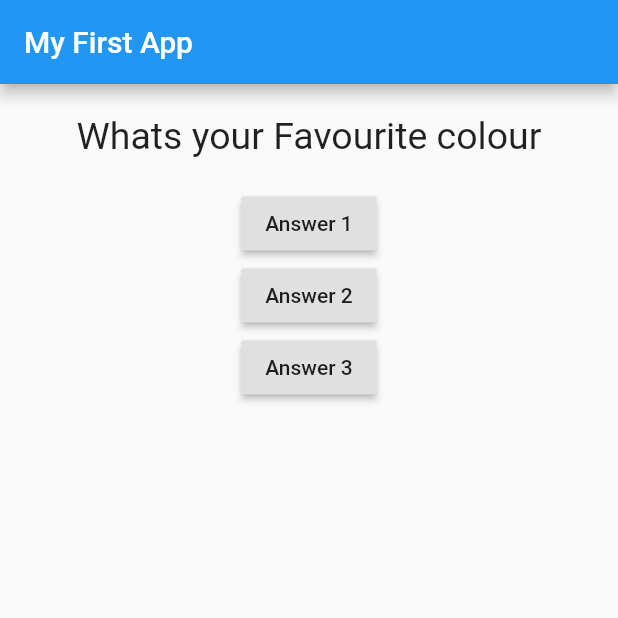
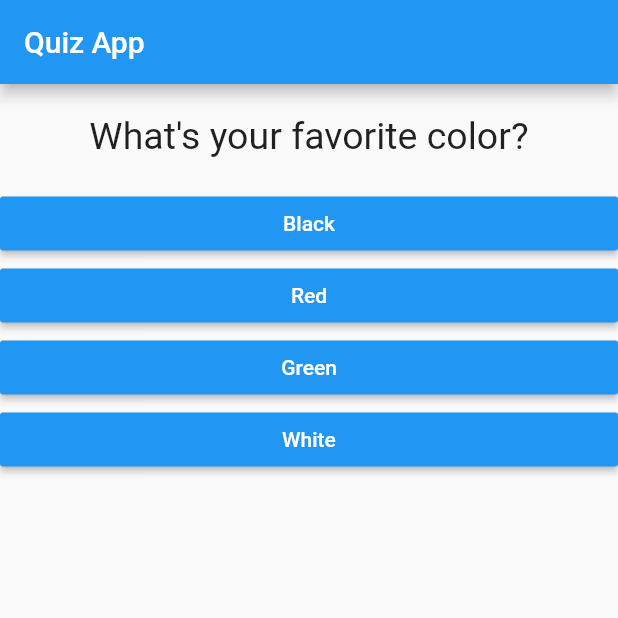
Before and after one commit to shadirvan/simple_quiz_app-flutter, a Flutter app: the screen it shows after launch, on a phone screen of 412 x 824 dp, the top half of it. Run offline on Flutter 3.47's test engine with Material 2 defaults, Android fonts, the phone set to English and light mode, and no system bars.

Commit message:
made a lot of changes
made button functions, seperated widgets, add styles to app, score system,etc

```diff
--- /dev/null
+++ b/lib/answer.dart
@@ -0,0 +1,19 @@
+import 'package:flutter/material.dart';
+
+class Answer extends StatelessWidget {
+  final Function selectHandler;
+  final String answerText;
+  Answer(this.selectHandler, this.answerText);
+  @override
+  Widget build(BuildContext context) {
+    return Container(
+      width: double.infinity,
+      child: RaisedButton(
+        textColor: Colors.white,
+        color: Colors.blue,
+        child: Text(answerText),
+        onPressed: selectHandler,
+      ),
+    );
+  }
+}
--- a/lib/main.dart
+++ b/lib/main.dart
@@ -1,48 +1,88 @@
+import 'package:first_app/result.dart';
 import 'package:flutter/material.dart';
 import './question.dart';
+import './answer.dart';
+import './quiz.dart';
+import 'result.dart';
+
 void main() => runApp(MyApp());
 
 class MyApp extends StatefulWidget {
   @override
   State<StatefulWidget> createState() {
-    // TODO: implement createState
     return _MyAppState();
   }
 }
-class _MyAppState extends State<MyApp>{
+
+class _MyAppState extends State<MyApp> {
+  final _questions = const [
+    {
+      'questionText': 'What\'s your favorite color?',
+      'answers': [
+        {'text': 'Black', 'score': 10},
+        {'text': 'Red', 'score': 5},
+        {'text': 'Green', 'score': 3},
+        {'text': 'White', 'score': 1},
+      ],
+    },
+    {
+      'questionText': 'What\'s your favorite animal?',
+      'answers': [
+        {'text': 'Rabbit', 'score': 3},
+        {'text': 'Snake', 'score': 11},
+        {'text': 'Elephant', 'score': 5},
+        {'text': 'Lion', 'score': 9},
+      ],
+    },
+    {
+      'questionText': 'Who\'s your favorite instructor?',
+      'answers': [
+        {'text': 'Max', 'score': 1},
+        {'text': 'Max', 'score': 1},
+        {'text': 'Max', 'score': 1},
+        {'text': 'Max', 'score': 1},
+      ],
+    },
+  ];
   var _questionIndex = 0;
-  void _answerQuestion(){
+  var _totalScore = 0;
+
+  void _resetQuiz() {
+    setState(() {
+      _questionIndex = 0;
+      _totalScore = 0;
+    });
+  }
+
+  void _answerQuestion(int score) {
+    _totalScore += score;
+
     setState(() {
       _questionIndex += 1;
     });
-    print("Answer chosed!");
 
     print(_questionIndex);
+    if (_questionIndex < _questions.length) {
+      print("we have More Questions!");
+    } else {
+      print("no more questions");
+    }
+  }
 
-  }
   @override
   Widget build(BuildContext context) {
-    var questions = ["Whats your Favourite colour","Whats your favourite animal"];
     return MaterialApp(
       home: Scaffold(
         appBar: AppBar(
-          title: Text("My First App"),
+          title: Text("Quiz App"),
         ),
-        body: Column(children: [
-          Question(questions[_questionIndex]),
-          RaisedButton(
-            child: Text("Answer 1"),
-            onPressed: _answerQuestion,
-          ),
-          RaisedButton(
-            child: Text("Answer 2"),
-            onPressed: _answerQuestion,
-          ),
-          RaisedButton(
-            child: Text("Answer 3"),
-            onPressed: _answerQuestion,
-          )
-        ]),
+        body: _questionIndex < _questions.length
+            ? Quiz(
+                answerQuestion: _answerQuestion,
+                questionIndex: _questionIndex,
+                questions: _questions,
+              )
+            : Result(_totalScore, _resetQuiz),
       ),
     );
   }
--- /dev/null
+++ b/lib/quiz.dart
@@ -0,0 +1,31 @@
+import 'package:flutter/material.dart';
+
+import './question.dart';
+import 'answer.dart';
+
+class Quiz extends StatelessWidget {
+  final List<Map<String, Object>> questions;
+  final int questionIndex;
+  final Function answerQuestion;
+  Quiz(
+      {@required this.questions,
+      @required this.answerQuestion,
+      @required this.questionIndex});
+  @override
+  Widget build(BuildContext context) {
+    return Column(
+      children: [
+        Question(
+          questions[questionIndex]['questionText'],
+        ),
+        ...(questions[questionIndex]['answers'] as List<Map<String, Object>>)
+            .map(
+          (answer) {
+            return Answer(
+                () => answerQuestion(answer['score']), answer['text']);
+          },
+        ).toList()
+      ],
+    );
+  }
+}
```
Also changed, not shown: lib/result.dart (added, +44 -0 lines).
